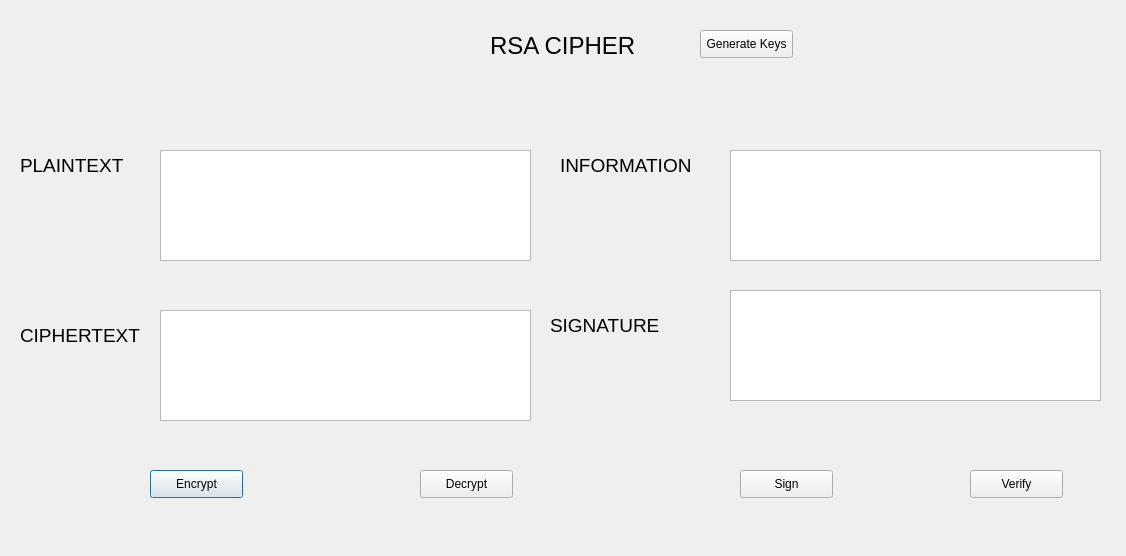
Before: the Qt Designer form lab-03/ui/rsa.ui in Zodiiac1102/bmtt-nc-hutech-2280602200, drawn with Qt 5.
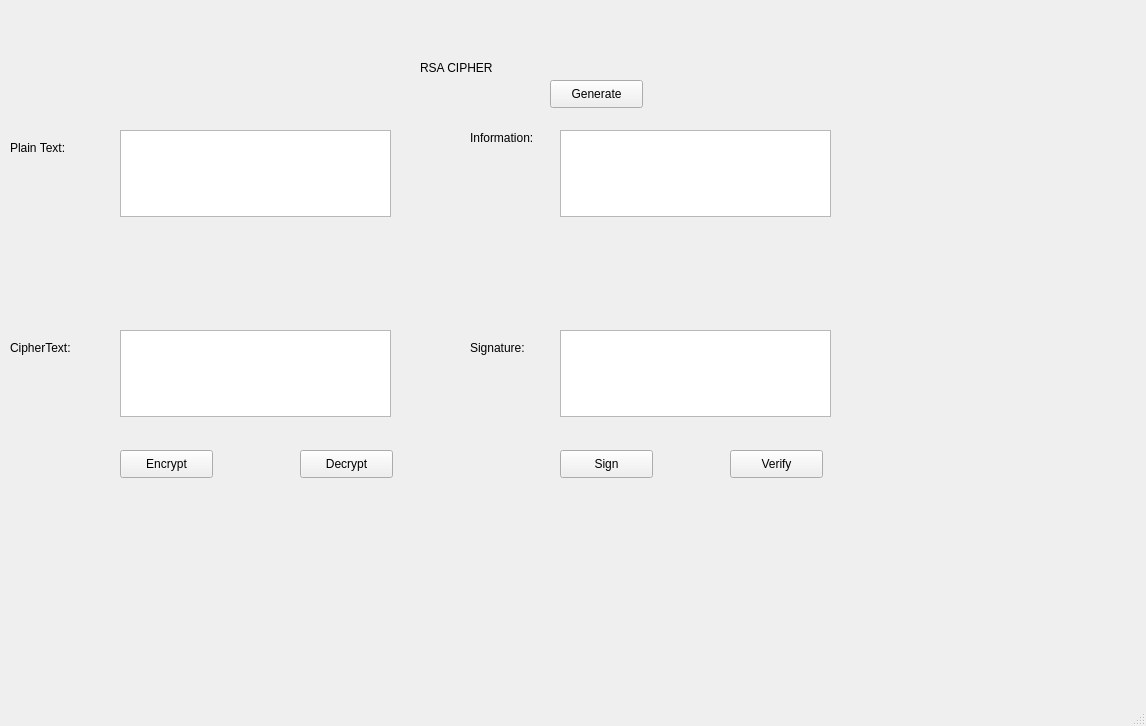
After: the same form once the commit is applied.

```diff
--- a/lab-03/ui/rsa.ui
+++ b/lab-03/ui/rsa.ui
@@ -1,183 +1,129 @@
 <?xml version="1.0" encoding="UTF-8"?>
 <ui version="4.0">
- <class>Dialog</class>
- <widget class="QDialog" name="Dialog">
+ <class>MainWindow</class>
+ <widget class="QMainWindow" name="MainWindow">
   <property name="geometry">
    <rect>
     <x>0</x>
     <y>0</y>
-    <width>1126</width>
-    <height>556</height>
+    <width>1146</width>
+    <height>726</height>
    </rect>
   </property>
   <property name="windowTitle">
    <string>Dialog</string>
   </property>
+  <widget class="QWidget" name="centralwidget">
   <widget class="QLabel" name="label">
    <property name="geometry">
     <rect>
-     <x>490</x>
-     <y>20</y>
-     <width>181</width>
-     <height>51</height>
-    </rect>
-   </property>
-   <property name="font">
-    <font>
-     <pointsize>18</pointsize>
-    </font>
-   </property>
-   <property name="layoutDirection">
-    <enum>Qt::RightToLeft</enum>
-   </property>
-   <property name="autoFillBackground">
-    <bool>false</bool>
-   </property>
+      <x>420</x>
+      <y>60</y>
+      <width>141</width>
+      <height>16</height>
+     </rect>
+    </property>
    <property name="text">
     <string>RSA CIPHER</string>
    </property>
   </widget>
+   <widget class="QPlainTextEdit" name="txt_plain_text">
+    <property name="geometry">
+     <rect>
+      <x>120</x>
+      <y>130</y>
+      <width>271</width>
+      <height>87</height>
+     </rect>
+    </property>
+   </widget>
+   <widget class="QPlainTextEdit" name="txt_cipher_text">
+    <property name="geometry">
+     <rect>
+      <x>120</x>
+      <y>330</y>
+      <width>271</width>
+      <height>87</height>
+     </rect>
+    </property>
+   </widget>
+   <widget class="QPlainTextEdit" name="txt_info">
+    <property name="geometry">
+     <rect>
+      <x>560</x>
+      <y>130</y>
+      <width>271</width>
+      <height>87</height>
+     </rect>
+    </property>
+   </widget>
+   <widget class="QPlainTextEdit" name="txt_sign">
+    <property name="geometry">
+     <rect>
+      <x>560</x>
+      <y>330</y>
+      <width>271</width>
+      <height>87</height>
+     </rect>
+    </property>
+   </widget>
   <widget class="QLabel" name="label_2">
    <property name="geometry">
     <rect>
-     <x>20</x>
+      <x>10</x>
      <y>140</y>
-     <width>121</width>
-     <height>51</height>
-    </rect>
-   </property>
-   <property name="font">
-    <font>
-     <pointsize>14</pointsize>
-    </font>
-   </property>
-   <property name="layoutDirection">
-    <enum>Qt::RightToLeft</enum>
-   </property>
-   <property name="autoFillBackground">
-    <bool>false</bool>
-   </property>
+      <width>71</width>
+      <height>16</height>
+     </rect>
+    </property>
    <property name="text">
-    <string>PLAINTEXT</string>
+     <string>Plain Text:</string>
    </property>
   </widget>
   <widget class="QLabel" name="label_3">
    <property name="geometry">
     <rect>
-     <x>20</x>
-     <y>310</y>
-     <width>161</width>
-     <height>51</height>
-    </rect>
-   </property>
-   <property name="font">
-    <font>
-     <pointsize>14</pointsize>
-    </font>
-   </property>
-   <property name="layoutDirection">
-    <enum>Qt::RightToLeft</enum>
-   </property>
-   <property name="autoFillBackground">
-    <bool>false</bool>
-   </property>
+      <x>10</x>
+      <y>340</y>
+      <width>71</width>
+      <height>16</height>
+     </rect>
+    </property>
    <property name="text">
-    <string>CIPHERTEXT</string>
+     <string>CipherText:</string>
    </property>
   </widget>
   <widget class="QLabel" name="label_4">
    <property name="geometry">
     <rect>
-     <x>560</x>
-     <y>140</y>
-     <width>151</width>
-     <height>51</height>
-    </rect>
-   </property>
-   <property name="font">
-    <font>
-     <pointsize>14</pointsize>
-    </font>
-   </property>
-   <property name="layoutDirection">
-    <enum>Qt::RightToLeft</enum>
-   </property>
-   <property name="autoFillBackground">
-    <bool>false</bool>
-   </property>
+      <x>470</x>
+      <y>130</y>
+      <width>71</width>
+      <height>16</height>
+     </rect>
+    </property>
    <property name="text">
-    <string>INFORMATION</string>
+     <string>Information:</string>
    </property>
   </widget>
   <widget class="QLabel" name="label_5">
    <property name="geometry">
     <rect>
-     <x>550</x>
-     <y>300</y>
-     <width>151</width>
-     <height>51</height>
-    </rect>
-   </property>
-   <property name="font">
-    <font>
-     <pointsize>14</pointsize>
-    </font>
-   </property>
-   <property name="layoutDirection">
-    <enum>Qt::RightToLeft</enum>
-   </property>
-   <property name="autoFillBackground">
-    <bool>false</bool>
-   </property>
+      <x>470</x>
+      <y>340</y>
+      <width>71</width>
+      <height>16</height>
+     </rect>
+    </property>
    <property name="text">
-    <string>SIGNATURE</string>
-   </property>
-  </widget>
-  <widget class="QPlainTextEdit" name="plainTextEdit">
-   <property name="geometry">
-    <rect>
-     <x>160</x>
-     <y>150</y>
-     <width>371</width>
-     <height>111</height>
-    </rect>
-   </property>
-  </widget>
-  <widget class="QPlainTextEdit" name="plainTextEdit_2">
-   <property name="geometry">
-    <rect>
-     <x>160</x>
-     <y>310</y>
-     <width>371</width>
-     <height>111</height>
-    </rect>
-   </property>
-  </widget>
-  <widget class="QPlainTextEdit" name="plainTextEdit_3">
-   <property name="geometry">
-    <rect>
-     <x>730</x>
-     <y>150</y>
-     <width>371</width>
-     <height>111</height>
-    </rect>
-   </property>
-  </widget>
-  <widget class="QPlainTextEdit" name="plainTextEdit_4">
-   <property name="geometry">
-    <rect>
-     <x>730</x>
-     <y>290</y>
-     <width>371</width>
-     <height>111</height>
-    </rect>
+     <string>Signature:</string>
    </property>
   </widget>
   <widget class="QPushButton" name="btn_encrypt">
    <property name="geometry">
     <rect>
-     <x>150</x>
-     <y>470</y>
+      <x>120</x>
+      <y>450</y>
      <width>93</width>
      <height>28</height>
     </rect>
@@ -189,8 +135,8 @@
   <widget class="QPushButton" name="btn_decrypt">
    <property name="geometry">
     <rect>
-     <x>420</x>
-     <y>470</y>
+      <x>300</x>
+      <y>450</y>
      <width>93</width>
      <height>28</height>
     </rect>
@@ -202,8 +148,8 @@
   <widget class="QPushButton" name="btn_sign">
    <property name="geometry">
     <rect>
-     <x>740</x>
-     <y>470</y>
+      <x>560</x>
+      <y>450</y>
      <width>93</width>
      <height>28</height>
     </rect>
@@ -215,8 +161,8 @@
   <widget class="QPushButton" name="btn_verify">
    <property name="geometry">
     <rect>
-     <x>970</x>
-     <y>470</y>
+      <x>730</x>
+      <y>450</y>
      <width>93</width>
      <height>28</height>
     </rect>
@@ -228,16 +174,28 @@
   <widget class="QPushButton" name="btn_gen_keys">
    <property name="geometry">
     <rect>
-     <x>700</x>
-     <y>30</y>
+      <x>550</x>
+      <y>80</y>
      <width>93</width>
      <height>28</height>
     </rect>
    </property>
    <property name="text">
-    <string>Generate Keys</string>
-   </property>
-  </widget>
+     <string>Generate</string>
+    </property>
+   </widget>
+  </widget>
+  <widget class="QMenuBar" name="menubar">
+   <property name="geometry">
+    <rect>
+     <x>0</x>
+     <y>0</y>
+     <width>1146</width>
+     <height>26</height>
+    </rect>
+   </property>
+  </widget>
+  <widget class="QStatusBar" name="statusbar"/>
  </widget>
  <resources/>
  <connections/>
```
Left out of the diff: 2 changed lines with no effect on the pictures. Lines whose indentation alone changed are shown as unchanged.
